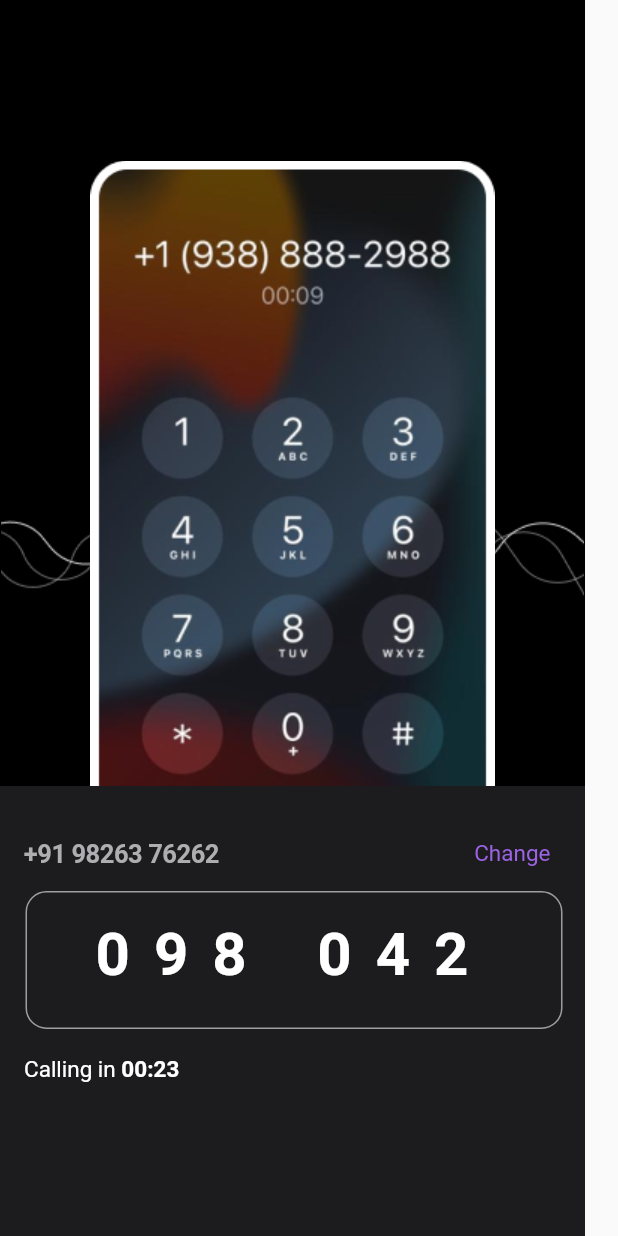
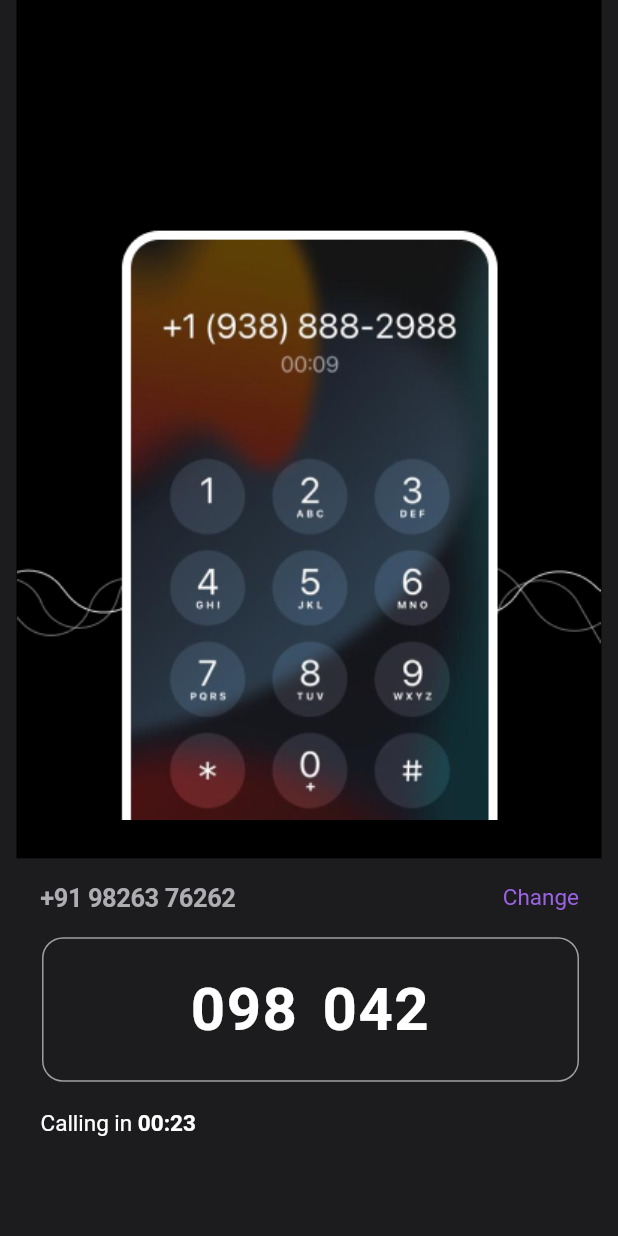
Before and after one commit to ShashwatSamadhiya/register_3, a Flutter app: the screen it shows after launch, on a phone screen of 412 x 824 dp. Run offline on Flutter 3.47's test engine with Material 2 defaults, Android fonts, the phone set to English and light mode, and no system bars.

Commit message:
responsive

```diff
--- a/lib/register_page_3.dart
+++ b/lib/register_page_3.dart
@@ -1,3 +1,5 @@
+import 'dart:math';
+
 import 'package:flutter/gestures.dart';
 import 'package:flutter/material.dart';
 import 'package:flutter/widgets.dart';
@@ -53,55 +55,70 @@ class _register_page_3State extends State<register_page_3> {
 
   @override
   Widget Crd(BuildContext context) {
-    return Container(
+    return Expanded(
+        child: Container(
       width: 390,
-      height: 107 + 544,
+      //height: 554,
       color: Colors.black,
-      child: Stack(
+      child: Column(
         children: [
-          Container(
-            width: 390,
-            height: 197,
-            margin: EdgeInsets.only(top: 280),
+          // Container(
+          //   width: 390,
+          //   height: 197,
+          //   margin: EdgeInsets.only(top: 280),
+          //   child: Image.asset(
+          //     "assests/images/group.png",
+          //   ),
+          // ),
+          Expanded(flex: 100, child: Container()),
+          Expanded(
+            flex: bt ? 400 : 287,
+            child: Container(
+              width: 389,
+              //height: 544,
+              //margin: EdgeInsets.only(top: 87),
               child: Image.asset(
-              "assests/images/group.png",
+                bt
+                    ? "assests/images/mixed.png"
+                    : "assests/images/mixed_half.png",
               ),
             ),
-          Container(
-            width: 390,
-            height: 544,
-            margin: EdgeInsets.only(top: 107),
-            child: Image.asset(
-              "assests/images/whatsapp.png",
-            ),
-          ),
+          )
         ],
       ),
-    );
+    ));
   }
 
   Widget field(BuildContext context) {
     return Container(
-      margin: EdgeInsets.only(top: 34, left: 16, right: 15),
+      margin: EdgeInsets.only(left: 16, right: 15),
       width: 359,
-      height: 22,
+      // height: 22,
       child: Row(children: [
         Text(
           "+91 98263 76262",
           style: TextStyle(
               fontWeight: FontWeight.w700,
-              fontSize: 17,
+              fontSize: min(
+                  17,
+                  min(MediaQuery.of(context).size.width / 19,
+                      MediaQuery.of(context).size.height / 27)),
               color: Color(0xFFFAEAEB2),
               letterSpacing: -.31),
         ),
+        Spacer(),
         Container(
-          margin: EdgeInsets.only(left: 170),
+          //margin: EdgeInsets.only(left: 170),
           child: Text(
             "Change",
             style: TextStyle(
               color: Color(0xFFF9C63E5),
               fontWeight: FontWeight.w400,
-                fontSize: 15),
+              fontSize: min(
+                  15,
+                  min(MediaQuery.of(context).size.width / 20,
+                      MediaQuery.of(context).size.height / 33)),
+            ),
           ),
         ),
       ]),
@@ -115,33 +132,41 @@ class _register_page_3State extends State<register_page_3> {
         borderRadius: BorderRadius.circular(14),
       ),
       width: 359,
-      height: 92,
-      margin: EdgeInsets.only(top: 70, left: 17, right: 15),
-      child: Container(
-          margin: EdgeInsets.only(top: 18),
+      //height: 92,
+      margin: EdgeInsets.only(left: 17, right: 15),
+      padding: EdgeInsets.symmetric(vertical: 2),
+      child: Center(
           child: Text(
         "098 042",
         textAlign: TextAlign.center,
         style: TextStyle(
-                fontWeight: FontWeight.w700,
-                fontSize: 40,
+            fontWeight: FontWeight.w600,
+            fontSize: min(
+                40,
+                min(MediaQuery.of(context).size.width / 9,
+                    MediaQuery.of(context).size.height / 20)),
             wordSpacing: 5,
-                letterSpacing: 16,
+            letterSpacing: 1,
             color: Colors.white),
       )),
     );
   }
 
   Widget Button(BuildContext context) {
-    return Container(
+    return Flexible(
+        child: Container(
             width: 358,
-        margin: EdgeInsets.only(left: 16, top: 180),
+            margin: EdgeInsets.only(left: 16, right: 16),
+            // margin: EdgeInsets.only(left: 16, top: 180),
             child: bt
                 ? RichText(
                     text: TextSpan(
                         text: "Calling in ",
                         style: TextStyle(
-                      fontSize: 15,
+                          fontSize: min(
+                              15,
+                              min(MediaQuery.of(context).size.width / 20,
+                                  MediaQuery.of(context).size.height / 33)),
                           fontWeight: FontWeight.w400,
                           // letterSpacing: -0.24
                         ),
@@ -149,7 +174,10 @@ class _register_page_3State extends State<register_page_3> {
                         TextSpan(
                           text: sec >= 10 ? "00:${sec}" : "00:0${sec}",
                           style: TextStyle(
-                        fontSize: 15,
+                            fontSize: min(
+                                15,
+                                min(MediaQuery.of(context).size.width / 20,
+                                    MediaQuery.of(context).size.height / 33)),
                             fontWeight: FontWeight.w700,
                             //letterSpacing: -0.24
                           ),
@@ -162,96 +190,146 @@ class _register_page_3State extends State<register_page_3> {
                 : Container(
                     width: 358,
                     // height: 149,
-                child: Stack(children: [
-                  Text(
+                    child: Column(
+                        crossAxisAlignment: CrossAxisAlignment.start,
+                        children: [
+                          Expanded(
+                              flex: 125,
+                              child: Text(
                                 "Didn't receive the call?",
                                 style: TextStyle(
-                      fontSize: 15,
+                                  fontSize: min(
+                                      15,
+                                      min(
+                                          MediaQuery.of(context).size.width /
+                                              20,
+                                          MediaQuery.of(context).size.height /
+                                              33)),
                                   fontWeight: FontWeight.w700,
                                   color: Colors.white,
                                 ),
-                  ),
-                  Row(
+                              )),
+                          Expanded(flex: 100, child: Container()),
+                          Expanded(
+                            flex: 280,
+                            child: Row(
                               children: [
-                      Container(
-                        margin: EdgeInsets.only(top: 36),
+                                Expanded(
+                                  flex: 257,
+                                  child: Container(
+                                    // margin: EdgeInsets.only(top: 36),
                                     width: 36,
-                        height: 36,
-                        decoration: BoxDecoration(
-                          borderRadius: BorderRadius.circular(50),
+                                    //height: 36,
+                                    decoration: const BoxDecoration(
+                                      shape: BoxShape.circle,
+                                      //borderRadius: BorderRadius.circular(100),
                                       color: Color(0xFFF3A3A3C),
                                     ),
-                        child: Image.asset("assests/images/air.png"),
+                                    child:
+                                        Image.asset("assests/images/air.png"),
                                   ),
-                      SizedBox(
-                        width: 24,
                                 ),
-                      Container(
+                                Expanded(flex: 100, child: Container()),
+                                Expanded(
+                                    flex: 1821,
+                                    child: Container(
                                         width: 297,
-                          height: 40,
-                          margin: EdgeInsets.only(top: 36),
+                                        // height: 40,
+                                        //margin: EdgeInsets.only(top: 36),
                                         child: Text(
                                           "Try Switching Airplane mode ON and OFF. Then Retry calling",
+                                          maxLines: 3,
+                                          overflow: TextOverflow.ellipsis,
                                           style: TextStyle(
-                                fontSize: 15,
+                                              fontSize: min(
+                                                  15,
+                                                  min(
+                                                      MediaQuery.of(context)
+                                                              .size
+                                                              .width /
+                                                          23,
+                                                      MediaQuery.of(context)
+                                                              .size
+                                                              .height /
+                                                          37)),
                                               fontWeight: FontWeight.w400,
                                               color: Colors.white),
-                          ))
+                                        )))
                               ],
                             ),
-                  Container(
+                          ),
+                          Expanded(flex: 101, child: Container()),
+                          Expanded(
+                              flex: 200,
+                              child: Container(
                                   width: 358,
-                      height: 32,
-                      margin: EdgeInsets.only(top: 97),
+                                  // height: 32,
+                                  //margin: EdgeInsets.only(top: 97),
                                   decoration: BoxDecoration(
                                     color: Colors.white,
                                     borderRadius: BorderRadius.circular(30),
                                   ),
-                      child: Container(
-                        width: 36,
-                        height: 18,
-                        margin: EdgeInsets.only(left: 161, right: 161, top: 7),
+                                  child: Center(
                                     child: Text(
                                       "Retry",
                                       style: TextStyle(
-                            fontSize: 13,
+                                        fontSize: min(
+                                            13,
+                                            min(
+                                                MediaQuery.of(context)
+                                                        .size
+                                                        .width /
+                                                    30,
+                                                MediaQuery.of(context)
+                                                        .size
+                                                        .height /
+                                                    33)),
                                         fontWeight: FontWeight.w700,
                                       ),
                                     ),
-                      ))
+                                  )))
                         ]),
-              ));
+                  )));
   }
 
   Widget lower(BuildContext context) {
     return Container(
       width: 390,
-      height: bt ? 273 : 428,
-      margin: bt ? EdgeInsets.only(top: 524) : EdgeInsets.only(top: 415),
+      // height: bt ? 273 : 428,
+      //margin: bt ? EdgeInsets.only(top: 524) : EdgeInsets.only(top: 415),
       color: const Color(0xFFF1C1C1E),
-      child:
-          Stack(children: [field(context), textArea(context), Button(context)]),
+      child: Column(children: [
+        Expanded(flex: 157, child: field(context)),
+        Expanded(flex: 100, child: Container()),
+        Expanded(flex: 657, child: textArea(context)),
+        Expanded(flex: 129, child: Container()),
+        Expanded(
+            flex: bt ? 192 : 921,
+            child: Column(
+              children: [Button(context)],
+            ))
+      ]),
     );
   }
 
   Widget build(BuildContext context) {
     return Scaffold(
-      body: SingleChildScrollView(
+      body: SafeArea(
         child: Container(
             color: const Color(0xFFF1C1C1E),
-            constraints: BoxConstraints(maxHeight: 944, maxWidth: 390),
+            // constraints: BoxConstraints(maxHeight: 844, maxWidth: 390),
             child: Column(
               children: [
-                Stack(
+                Expanded(
+                    flex: bt ? 1541 : 1220,
+                    child: Column(
                       children: [
                         Crd(context),
-                    //  field(context),
-                    //    textArea(context),
-                    lower(context)
                       ],
-                )
-
-                // Button(context)
+                    )),
+                Expanded(flex: 40, child: Container()),
+                Expanded(flex: bt ? 488 : 750, child: lower(context)),
+                Expanded(flex: 150, child: Container()),
               ],
             )),
       ),
```
Also changed, not shown: assests/images/mixed.png (added), assests/images/mixed_half.png (added). Lines whose indentation alone changed are shown as unchanged.
